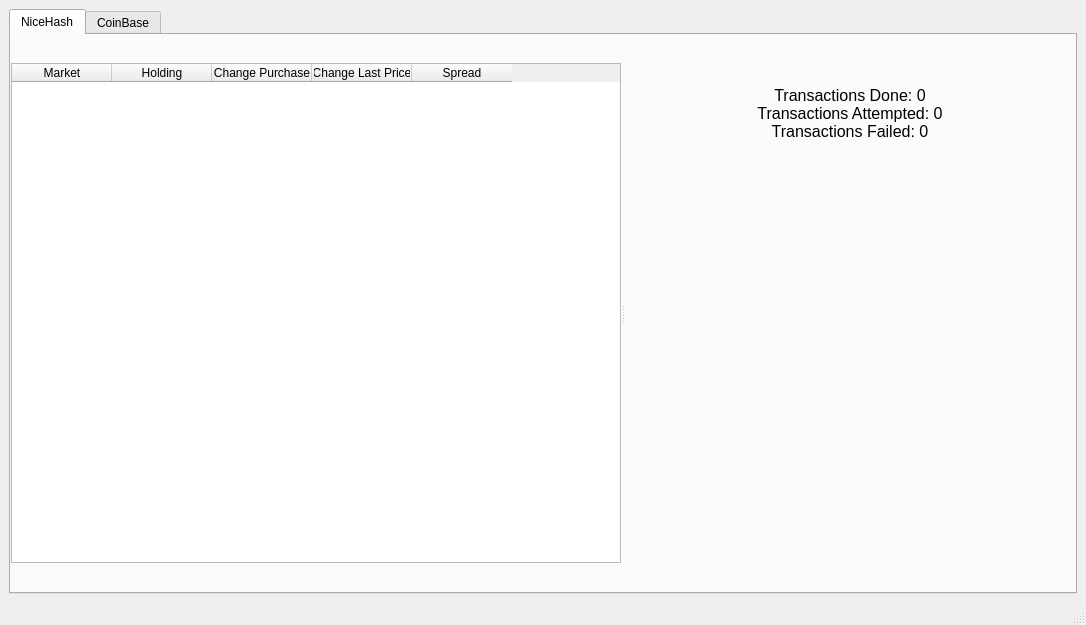
Old version of the form mainWindow.ui in the repository carle13/PythonTrader.
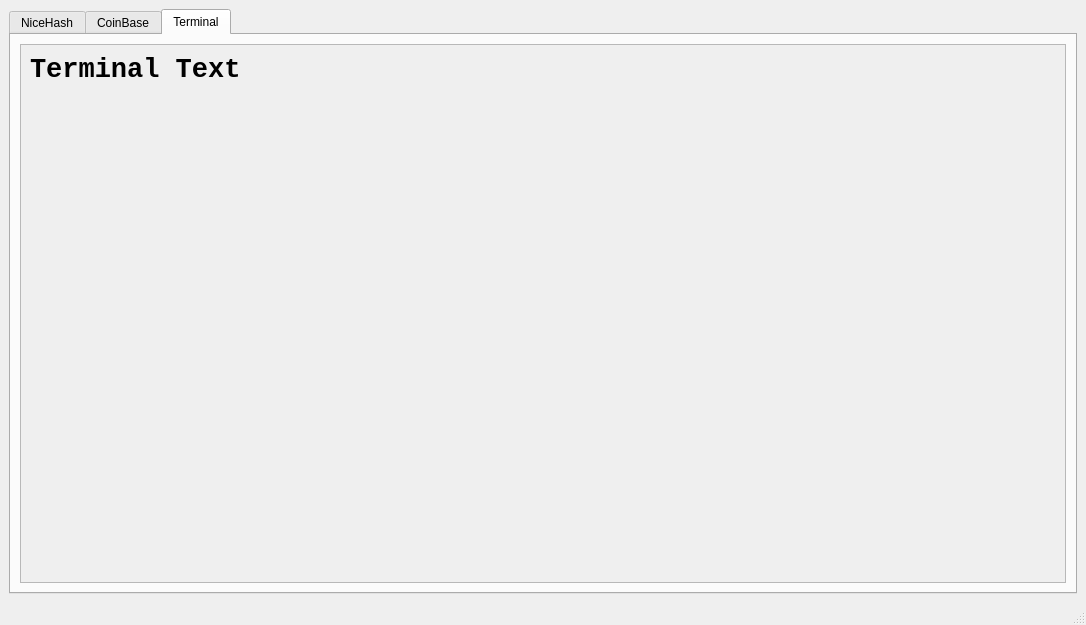
New version of the form. The open tabs and pages were chosen to show the change.

```diff
--- a/mainWindow.ui
+++ b/mainWindow.ui
@@ -331,6 +331,53 @@
         </item>
        </layout>
       </widget>
+      <widget class="QWidget" name="terminalTab">
+       <attribute name="title">
+        <string notr="true">Terminal</string>
+       </attribute>
+       <layout class="QGridLayout" name="gridLayout_4">
+        <item row="0" column="0">
+         <widget class="QScrollArea" name="scrollArea">
+          <property name="widgetResizable">
+           <bool>true</bool>
+          </property>
+          <widget class="QWidget" name="scrollAreaWidgetContents">
+           <property name="geometry">
+            <rect>
+             <x>0</x>
+             <y>0</y>
+             <width>1042</width>
+             <height>541</height>
+            </rect>
+           </property>
+           <layout class="QGridLayout" name="gridLayout_5">
+            <item row="0" column="0">
+             <widget class="QLabel" name="terminalText">
+              <property name="font">
+               <font>
+                <family>Consolas</family>
+                <pointsize>20</pointsize>
+                <weight>75</weight>
+                <bold>true</bold>
+               </font>
+              </property>
+              <property name="text">
+               <string>Terminal Text</string>
+              </property>
+              <property name="alignment">
+               <set>Qt::AlignLeading|Qt::AlignLeft|Qt::AlignTop</set>
+              </property>
+              <property name="wordWrap">
+               <bool>true</bool>
+              </property>
+             </widget>
+            </item>
+           </layout>
+          </widget>
+         </widget>
+        </item>
+       </layout>
+      </widget>
      </widget>
     </item>
    </layout>
```
